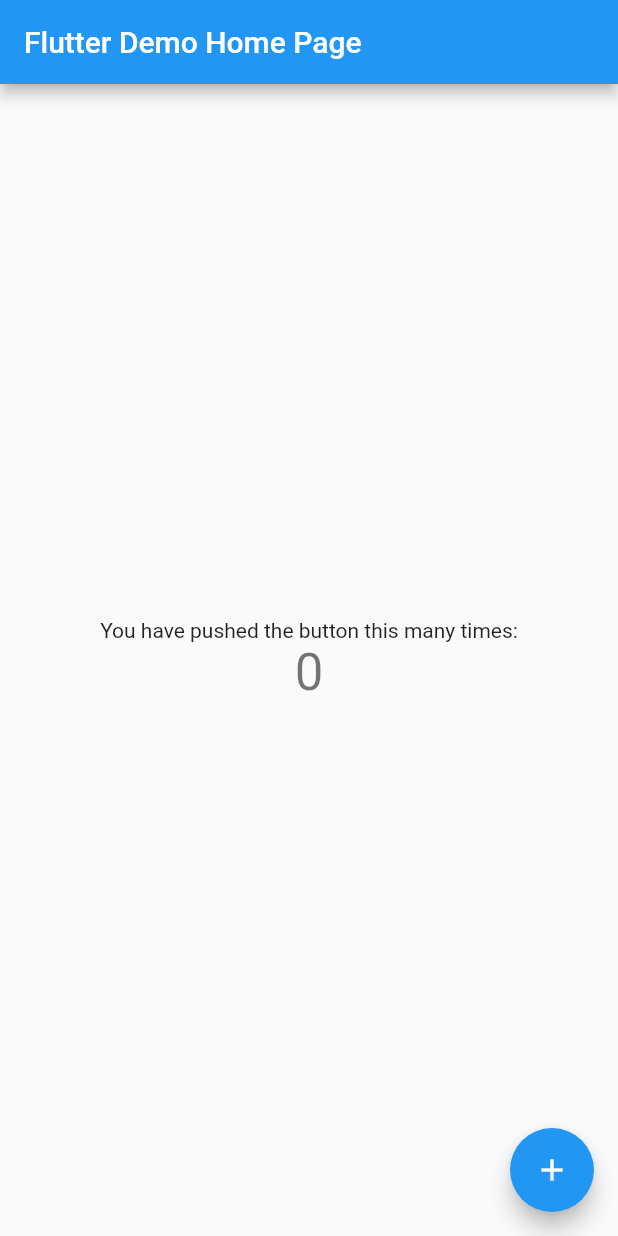
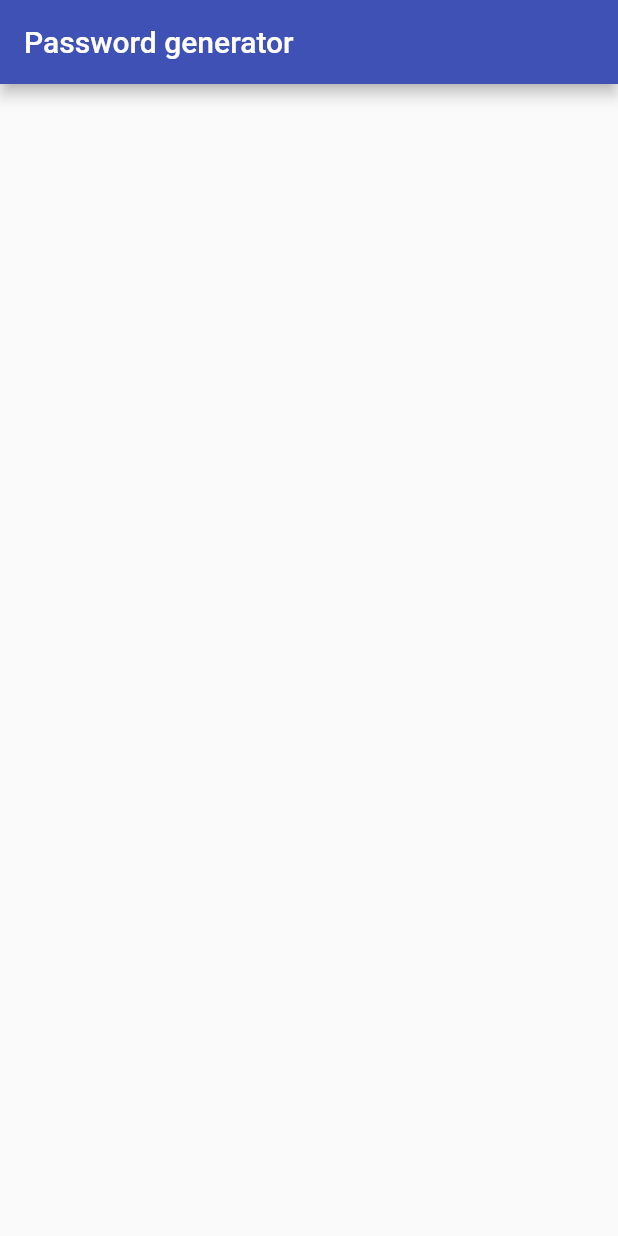
Before and after one commit to aekrops/password-generation, a Flutter app: the screen it shows after launch, on a phone screen of 412 x 824 dp. Run offline on Flutter 3.47's test engine with Material 2 defaults, Android fonts, the phone set to English and light mode, and no system bars.

Commit message:
clear project

```diff
--- a/lib/main.dart
+++ b/lib/main.dart
@@ -1,4 +1,5 @@
 import 'package:flutter/material.dart';
+import 'package:app/pages/home.dart';
 
 void main() {
   runApp(const MyApp());
@@ -7,109 +8,15 @@ void main() {
 class MyApp extends StatelessWidget {
   const MyApp({Key? key}) : super(key: key);
 
-  // This widget is the root of your application.
   @override
   Widget build(BuildContext context) {
     return MaterialApp(
-      title: 'Flutter Demo',
+      debugShowCheckedModeBanner: false,
+      title: 'Flutter lab-5',
       theme: ThemeData(
-        // This is the theme of your application.
-        //
-        // Try running your application with "flutter run". You'll see the
-        // application has a blue toolbar. Then, without quitting the app, try
-        // changing the primarySwatch below to Colors.green and then invoke
-        // "hot reload" (press "r" in the console where you ran "flutter run",
-        // or simply save your changes to "hot reload" in a Flutter IDE).
-        // Notice that the counter didn't reset back to zero; the application
-        // is not restarted.
-        primarySwatch: Colors.blue,
+        primarySwatch: Colors.indigo,
       ),
-      home: const MyHomePage(title: 'Flutter Demo Home Page'),
+      home: const HomePage(),
     );
   }
 }
-
-class MyHomePage extends StatefulWidget {
-  const MyHomePage({Key? key, required this.title}) : super(key: key);
-
-  // This widget is the home page of your application. It is stateful, meaning
-  // that it has a State object (defined below) that contains fields that affect
-  // how it looks.
-
-  // This class is the configuration for the state. It holds the values (in this
-  // case the title) provided by the parent (in this case the App widget) and
-  // used by the build method of the State. Fields in a Widget subclass are
-  // always marked "final".
-
-  final String title;
-
-  @override
-  State<MyHomePage> createState() => _MyHomePageState();
-}
-
-class _MyHomePageState extends State<MyHomePage> {
-  int _counter = 0;
-
-  void _incrementCounter() {
-    setState(() {
-      // This call to setState tells the Flutter framework that something has
-      // changed in this State, which causes it to rerun the build method below
-      // so that the display can reflect the updated values. If we changed
-      // _counter without calling setState(), then the build method would not be
-      // called again, and so nothing would appear to happen.
-      _counter++;
-    });
-  }
-
-  @override
-  Widget build(BuildContext context) {
-    // This method is rerun every time setState is called, for instance as done
-    // by the _incrementCounter method above.
-    //
-    // The Flutter framework has been optimized to make rerunning build methods
-    // fast, so that you can just rebuild anything that needs updating rather
-    // than having to individually change instances of widgets.
-    return Scaffold(
-      appBar: AppBar(
-        // Here we take the value from the MyHomePage object that was created by
-        // the App.build method, and use it to set our appbar title.
-        title: Text(widget.title),
-      ),
-      body: Center(
-        // Center is a layout widget. It takes a single child and positions it
-        // in the middle of the parent.
-        child: Column(
-          // Column is also a layout widget. It takes a list of children and
-          // arranges them vertically. By default, it sizes itself to fit its
-          // children horizontally, and tries to be as tall as its parent.
-          //
-          // Invoke "debug painting" (press "p" in the console, choose the
-          // "Toggle Debug Paint" action from the Flutter Inspector in Android
-          // Studio, or the "Toggle Debug Paint" command in Visual Studio Code)
-          // to see the wireframe for each widget.
-          //
-          // Column has various properties to control how it sizes itself and
-          // how it positions its children. Here we use mainAxisAlignment to
-          // center the children vertically; the main axis here is the vertical
-          // axis because Columns are vertical (the cross axis would be
-          // horizontal).
-          mainAxisAlignment: MainAxisAlignment.center,
-          children: <Widget>[
-            const Text(
-              'You have pushed the button this many times:',
-            ),
-            Text(
-              '$_counter',
-              style: Theme.of(context).textTheme.headline4,
-            ),
-          ],
-        ),
-      ),
-      floatingActionButton: FloatingActionButton(
-        onPressed: _incrementCounter,
-        tooltip: 'Increment',
-        child: const Icon(Icons.add),
-      ), // This trailing comma makes auto-formatting nicer for build methods.
-    );
-  }
-}
--- /dev/null
+++ b/lib/pages/home.dart
@@ -0,0 +1,24 @@
+import 'package:flutter/material.dart';
+
+class HomePage extends StatefulWidget {
+  const HomePage({Key? key}) : super(key: key);
+
+  @override
+  State<HomePage> createState() => _HomePageState();
+}
+
+class _HomePageState extends State<HomePage> {
+  @override
+  Widget build(BuildContext context) {
+    return Scaffold(
+      appBar: AppBar(
+        title: const Text("Password generator"),
+      ),
+      body: Center(
+        child: Column(
+          children: const <Widget>[],
+        ),
+      ),
+    );
+  }
+}
```
